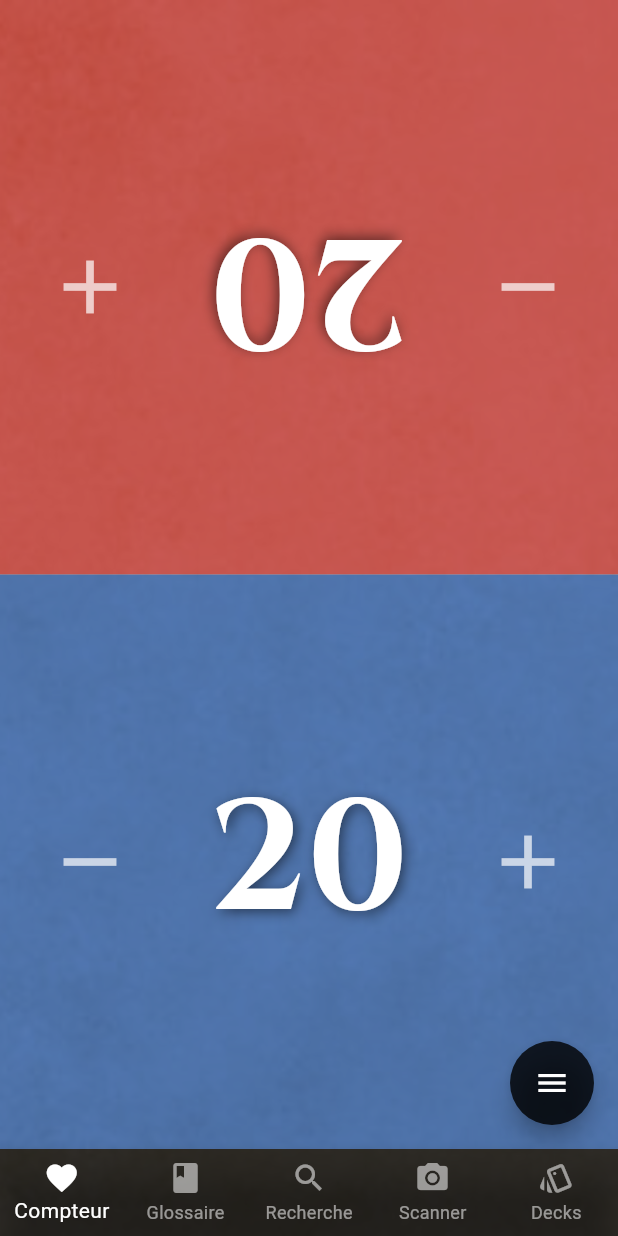
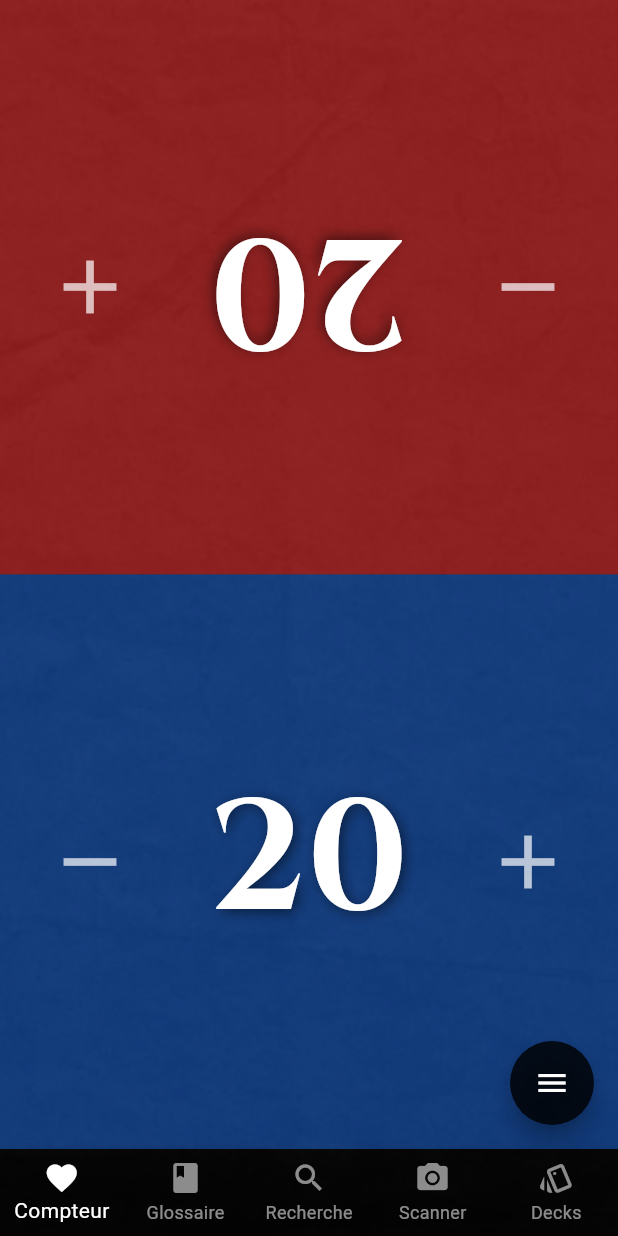
Before and after one commit to AlexisSisley/magic_compagnion, a Flutter app: the screen it shows after launch, on a phone screen of 412 x 824 dp. Run offline on Flutter 3.47's test engine with Material 3 defaults, Android fonts, the phone set to English and light mode, and no system bars; drawn by our look-alikes of flutter_speed_dial; our stand-ins replace camera, connectivity_plus, flutter_svg, google_fonts, permission_handler, share_plus and 1 more; missing offline and left inert: google_mlkit_text_recognition.

Commit message:
feat(life_page)
Improves deck import and UI of life counter

- Deck import now fetches card data in the user's selected language (defaults to French) using the `/search` endpoint for improved accuracy and avoids exceeding URL length limits by chunking requests into smaller sizes. Cleans card names during parsing to handle split cards correctly.
- Life counter UI adapts dynamically to the number of players, using a grid layout for 4-6 players and a column layout for 1-3 players. Commander damage tracking UI is refined with clearer labels. A new black background texture is added.

```diff
--- a/lib/main.dart
+++ b/lib/main.dart
@@ -69,7 +69,7 @@ class _AppShellState extends State<AppShell> {
         Container(
           decoration: const BoxDecoration(
             image: DecorationImage(
-              image: AssetImage('assets/images/background_texture.jpg'),
+              image: AssetImage('assets/images/background_texture_black.png'),
               fit: BoxFit.cover,
             ),
           ),
--- a/lib/pages/life_counter_page.dart
+++ b/lib/pages/life_counter_page.dart
@@ -126,7 +126,7 @@ class _LifeCounterPageState extends State<LifeCounterPage> {
     _saveGame();
   }
 
-  // NOUVEAU: Mettre à jour les dégâts de Commandant
+  // Mettre à jour les dégâts de Commandant
   void _updateCommanderDamage(int playerId, int opponentId, int change) {
     setState(() {
       final player = _players.firstWhere((p) => p.id == playerId);
@@ -138,7 +138,7 @@ class _LifeCounterPageState extends State<LifeCounterPage> {
   }
 
 
-  // --- MENUS (Mis à jour) ---
+  // --- MENUS ---
 
   void _showFormatSelector() {
     showModalBottomSheet(
@@ -262,8 +262,8 @@ _startingLife = 40;
     );
   }
 
-  // NOUVEAU: Menu pour choisir les dégâts de Cdt
-  void _showCommanderDamageSelector(Player player) {
+  // Menu pour choisir les dégâts de Cdt
+  void _showCommanderDamageSelector(Player attacker) {
     showModalBottomSheet(
       context: context,
       backgroundColor: Colors.transparent,
@@ -283,7 +283,7 @@ _startingLife = 40;
               children: <Widget>[
                 ListTile(
                   title: Text(
-                    'Dégâts de Commandant (Joueur ${player.id + 1})',
+                    'Infliger des dégâts (Cmdt ${attacker.id + 1})', // Nouveau titre
                     style: GoogleFonts.cinzel(
                       color: Colors.white,
                       fontWeight: FontWeight.bold,
@@ -291,20 +291,21 @@ _startingLife = 40;
                     ),
                   ),
                   subtitle: Text(
-                    'Total reçus : ${player.totalCommanderDamage}',
+                    'Sélectionnez une cible :', // Nouveau sous-titre
                     style: GoogleFonts.cinzel(color: Colors.white70),
                   ),
                 ),
-                // Lister tous les adversaires
+                // Lister tous les adversaires (en tant que CIBLES)
                 ..._players
-                  .where((opponent) => opponent.id != player.id)
+                  .where((opponent) => opponent.id != attacker.id) // 'opponent' est la CIBLE
                   .map((opponent) {
-                    final damage = player.commanderDamageReceived[opponent.id] ?? 0;
+                    // On cherche les dégâts que 'opponent' a REÇUS de 'attacker'
+                    final damage = opponent.commanderDamageReceived[attacker.id] ?? 0;
                     return ListTile(
                       leading: Icon(Icons.shield, color: _playerColors[opponent.id]),
-                      title: Text('Du Joueur ${opponent.id + 1}',
+                      title: Text('Au Joueur ${opponent.id + 1}', // Cible
                           style: const TextStyle(color: Colors.white)),
-                      // Affiche les dégâts actuels de cet adversaire
+
                       trailing: SizedBox(
                         width: 150, // Largeur fixe
                         child: Row(
@@ -313,10 +314,13 @@ _startingLife = 40;
                             IconButton(
                               icon: const Icon(Icons.remove, color: Colors.white70),
                               onPressed: () {
-                                _updateCommanderDamage(player.id, opponent.id, -1);
+                                // Met à jour la CIBLE ('opponent.id')
+                                // avec les dégâts de L'ATTAQUANT ('attacker.id')
+                                _updateCommanderDamage(opponent.id, attacker.id, -1);
+
                                 // On reconstruit le BottomSheet pour rafraîchir
                                 Navigator.pop(context);
-                                _showCommanderDamageSelector(player);
+                                _showCommanderDamageSelector(attacker);
                               },
                             ),
                             Text(
@@ -330,9 +334,9 @@ _startingLife = 40;
                             IconButton(
                               icon: const Icon(Icons.add, color: Colors.white70),
                               onPressed: () {
-                                _updateCommanderDamage(player.id, opponent.id, 1);
+                                _updateCommanderDamage(opponent.id, attacker.id, 1);
                                 Navigator.pop(context);
-                                _showCommanderDamageSelector(player);
+                                _showCommanderDamageSelector(attacker);
                               },
                             ),
                           ],
@@ -454,7 +458,13 @@ _startingLife = 40;
 
   // NOUVELLE Fonction pour construire le layout (MISE À JOUR)
   Widget _buildLayout() {
-    // 1-3 joueurs : Colonne (inchangée, sauf la callback)
+    return LayoutBuilder(
+      builder: (context, constraints) {
+
+        // constraints.maxHeight = Hauteur réelle disponible
+        // constraints.maxWidth = Largeur réelle disponible
+
+        // 1-3 joueurs : Colonne
         if (_playerCount <= 3) {
           return Column(
             children: _players.map((player) {
@@ -465,7 +475,8 @@ _startingLife = 40;
                   backgroundColor: _playerColors[player.id],
                   isRotated: isRotated,
                   isCommander: _startingLife == 40,
-              onLifeChanged: (change) => _updateLife(player.id, change), // <-- MODIFIÉ
+                  isVertical: false,
+                  onLifeChanged: (change) => _updateLife(player.id, change),
                   onShowCommanderDamage: () => _showCommanderDamageSelector(player),
                 ),
               );
@@ -473,47 +484,42 @@ _startingLife = 40;
           );
         }
 
-    // 4-6 joueurs : Grille (MODIFIÉE)
+        // 4-6 joueurs : Grille
         else {
-      // --- CORRECTION DU LAYOUT ---
-      final mediaQuery = MediaQuery.of(context);
-      // Hauteur réelle de l'écran (sans encoche/barre de statut)
-      final safeHeight = mediaQuery.size.height - mediaQuery.padding.top - mediaQuery.padding.bottom;
-      final screenWidth = mediaQuery.size.width;
 
-      // Calcule le nombre de rangées
-      final rowCount = (_playerCount / 2).ceil(); // 4->2, 5->3, 6->3
+          final rowCount = (_playerCount / 2).ceil(); // 5 joueurs -> 3 rangées
 
-      // Calcule la hauteur d'une cellule (en enlevant la barre de nav ~80px)
-      // (kBottomNavigationBarHeight est ~56, mais 80 donne de la marge)
-      final cellHeight = (safeHeight - 80) / rowCount;
-      final cellWidth = screenWidth / 2;
+          // On utilise les contraintes pour calculer la taille de la cellule
+          final cellHeight = constraints.maxHeight / rowCount;
+          final cellWidth = constraints.maxWidth / 2;
 
           // Calcule le ratio dynamique
           final aspectRatio = (cellHeight > 0) ? cellWidth / cellHeight : 1.0;
-      // ---
 
           return GridView.builder(
             physics: const NeverScrollableScrollPhysics(),
             itemCount: _playerCount,
             gridDelegate: SliverGridDelegateWithFixedCrossAxisCount(
               crossAxisCount: 2,
-          childAspectRatio: aspectRatio, // <-- MODIFIÉ
+              childAspectRatio: aspectRatio, // Utilise le ratio corrigé
             ),
             itemBuilder: (context, index) {
               final player = _players[index];
-          bool isRotated = index < 2; // Seuls les 2 joueurs du haut sont tournés
+              bool isRotated = index < 2;
 
               return PlayerZone(
                 player: player,
                 backgroundColor: _playerColors[player.id],
                 isRotated: isRotated,
                 isCommander: _startingLife == 40,
-            onLifeChanged: (change) => _updateLife(player.id, change), // <-- MODIFIÉ
+                isVertical: true,
+                onLifeChanged: (change) => _updateLife(player.id, change),
                 onShowCommanderDamage: () => _showCommanderDamageSelector(player),
               );
             },
           );
         }
+      },
+    );
   }
 }
--- a/lib/widgets/life_counter/player_zone.dart
+++ b/lib/widgets/life_counter/player_zone.dart
@@ -1,12 +1,12 @@
 // Fichier : lib/widgets/life_counter/player_zone.dart
-// VERSION MISE À JOUR (Stateful avec Animations)
+// VERSION MISE À JOUR (Layout vertical/horizontal)
 
 import 'dart:async';
 import 'package:flutter/material.dart';
 import 'package:google_fonts/google_fonts.dart';
 import '../../models/player_model.dart';
 
-// Petit modèle pour nos animations de chiffres
+// ... (La classe _FloatingNumber est inchangée) ...
 class _FloatingNumber {
   final int id;
   final String text;
@@ -17,22 +17,25 @@ class _FloatingNumber {
   _FloatingNumber({required this.id, required this.text, required this.color});
 }
 
+
 class PlayerZone extends StatefulWidget {
   const PlayerZone({
     super.key,
     required this.player,
     required this.backgroundColor,
-    required this.onLifeChanged, // <-- MODIFIÉ
+    required this.onLifeChanged,
     required this.onShowCommanderDamage,
     this.isRotated = false,
     this.isCommander = false,
+    this.isVertical = false, // <-- NOUVEAU PARAMÈTRE
   });
 
   final Player player;
   final Color backgroundColor;
   final bool isRotated;
   final bool isCommander;
-  final Function(int) onLifeChanged; // <-- MODIFIÉ
+  final bool isVertical; // <-- NOUVEAU PARAMÈTRE
+  final Function(int) onLifeChanged;
   final VoidCallback onShowCommanderDamage;
 
   @override
@@ -40,40 +43,33 @@ class PlayerZone extends StatefulWidget {
 }
 
 class _PlayerZoneState extends State<PlayerZone> {
-  // Liste pour stocker les animations de chiffres en cours
   final List<_FloatingNumber> _floatingNumbers = [];
   int _nextNumberId = 0;
 
   // Fonction pour déclencher le changement de vie ET l'animation
   void _triggerChange(int change) {
-    // 1. Appelle la logique de la page parente
     widget.onLifeChanged(change);
-
-    // 2. Déclenche l'animation
     _showFloatingNumber(change);
   }
 
-  // Gère l'animation
+  // Gère l'animation (inchangée)
   void _showFloatingNumber(int change) {
     final String text = (change > 0) ? '+$change' : '$change';
     final Color color = (change > 0) ? Colors.green.shade300 : Colors.red.shade300;
     final int id = _nextNumberId++;
 
-    // Crée le chiffre
     final number = _FloatingNumber(id: id, text: text, color: color);
     setState(() {
       _floatingNumbers.add(number);
     });
 
-    // Étape 1: Le chiffre "monte" et s'estompe
     Timer(const Duration(milliseconds: 100), () {
       setState(() {
-        number.top = 0.0; // Monte
-        number.opacity = 0.8; // S'estompe
+        number.top = 0.0;
+        number.opacity = 0.8;
       });
     });
 
-    // Étape 2: Supprime le chiffre de la liste après l'animation
     Timer(const Duration(milliseconds: 1200), () {
       setState(() {
         _floatingNumbers.removeWhere((n) => n.id == id);
@@ -83,89 +79,18 @@ class _PlayerZoneState extends State<PlayerZone> {
 
   @override
   Widget build(BuildContext context) {
-    Widget content = Stack(
-      clipBehavior: Clip.hardEdge, // Permet aux chiffres de déborder
+    // Le contenu principal est un Stack pour les animations et le fond
+    Widget mainContent = Stack(
+      clipBehavior: Clip.hardEdge,
       children: [
         Container(color: widget.backgroundColor),
 
-        // --- Bouton Moins ---
-        Align(
-          alignment: Alignment.centerLeft,
-          child: GestureDetector(
-            onTap: () => _triggerChange(-1), // <-- MODIFIÉ
-            onLongPress: () => _triggerChange(-5), // Bonus: appui long
-            child: Container(
-              width: 120,
-              height: double.infinity,
-              color: Colors.transparent,
-              child: const Icon(Icons.remove, size: 60, color: Colors.white70),
-            ),
-          ),
-        ),
+        // Choisir le layout
+        widget.isVertical
+            ? _buildVerticalLayout()
+            : _buildHorizontalLayout(),
 
-        // --- Bouton Plus ---
-        Align(
-          alignment: Alignment.centerRight,
-          child: GestureDetector(
-            onTap: () => _triggerChange(1), // <-- MODIFIÉ
-            onLongPress: () => _triggerChange(5), // Bonus: appui long
-            child: Container(
-              width: 120,
-              height: double.infinity,
-              color: Colors.transparent,
-              child: const Icon(Icons.add, size: 60, color: Colors.white70),
-            ),
-          ),
-        ),
-
-        // --- Affichage Principal (Vie) ---
-        Center(
-          child: Text(
-            '${widget.player.life}', // Utilise widget.player
-            style: GoogleFonts.cinzel(
-              fontSize: 104,
-              fontWeight: FontWeight.bold,
-              color: Colors.white,
-              shadows: [
-                Shadow(
-                  blurRadius: 10.0,
-                  color: Colors.black.withOpacity(0.5),
-                  offset: const Offset(2.0, 2.0),
-                ),
-              ],
-            ),
-          ),
-        ),
-
-        // --- Bouton Dégâts de Commandant ---
-        if (widget.isCommander)
-          Positioned(
-            top: 10,
-            left: 0,
-            right: 0,
-            child: Center(
-              child: GestureDetector(
-                onTap: widget.onShowCommanderDamage,
-                child: Container(
-                  padding: const EdgeInsets.symmetric(horizontal: 16, vertical: 8),
-                  decoration: BoxDecoration(
-                    color: Colors.black.withOpacity(0.5),
-                    borderRadius: BorderRadius.circular(20),
-                  ),
-                  child: Text(
-                    'CDT : ${widget.player.totalCommanderDamage}',
-                    style: GoogleFonts.cinzel(
-                      color: Colors.white,
-                      fontSize: 18,
-                      fontWeight: FontWeight.bold,
-                    ),
-                  ),
-                ),
-              ),
-            ),
-          ),
-
-        // --- NOUVEAU : Zone d'animation des chiffres ---
+        // Les animations restent au-dessus de tout, au centre
         Center(
           child: IgnorePointer( // Ignore les clics sur les chiffres
             child: Stack(
@@ -198,12 +123,178 @@ class _PlayerZoneState extends State<PlayerZone> {
       ],
     );
 
+    // La rotation s'applique à l'ensemble
     if (widget.isRotated) {
       return Transform.rotate(
         angle: 3.14159, // 180 degrés
-        child: content,
+        child: mainContent,
       );
     }
-    return content;
+    return mainContent;
+  }
+
+  // --- NOUVEAU WIDGET : Layout vertical (pour 4+ joueurs) ---
+  Widget _buildVerticalLayout() {
+    return Column(
+      mainAxisAlignment: MainAxisAlignment.spaceEvenly,
+      children: [
+        // --- Bouton Plus ---
+        Expanded(
+          flex: 2, // Donne plus d'espace au tap
+          child: GestureDetector(
+            onTap: () => _triggerChange(1),
+            onLongPress: () => _triggerChange(5),
+            child: Container(
+              width: double.infinity,
+              color: Colors.transparent, // Zone de tap
+              child: const Icon(Icons.add, size: 50, color: Colors.white70),
+            ),
+          ),
+        ),
+
+        // --- Zone Centrale ---
+        Column(
+          mainAxisSize: MainAxisSize.min,
+          children: [
+            // --- Vie ---
+            Text(
+              '${widget.player.life}',
+              style: GoogleFonts.cinzel(
+                fontSize: 80, // Police réduite pour le mode vertical
+                fontWeight: FontWeight.bold,
+                color: Colors.white,
+                shadows: [
+                  Shadow(
+                    blurRadius: 10.0,
+                    color: Colors.black.withOpacity(0.5),
+                    offset: const Offset(2.0, 2.0),
+                  ),
+                ],
+              ),
+            ),
+
+            // --- Bouton Dégâts de Commandant ---
+            if (widget.isCommander)
+              GestureDetector(
+                onTap: widget.onShowCommanderDamage,
+                child: Container(
+                  margin: const EdgeInsets.only(top: 8.0), // Espace
+                  padding: const EdgeInsets.symmetric(horizontal: 12, vertical: 6),
+                  decoration: BoxDecoration(
+                    color: Colors.black.withOpacity(0.5),
+                    borderRadius: BorderRadius.circular(20),
+                  ),
+                  child: Text(
+                    'CDT: ${widget.player.totalCommanderDamage}', // Texte plus court
+                    style: GoogleFonts.cinzel(
+                      color: Colors.white,
+                      fontSize: 16, // Police un peu plus petite
+                      fontWeight: FontWeight.bold,
+                    ),
+                  ),
+                ),
+              ),
+          ],
+        ),
+
+        // --- Bouton Moins ---
+        Expanded(
+          flex: 2, // Donne plus d'espace au tap
+          child: GestureDetector(
+            onTap: () => _triggerChange(-1),
+            onLongPress: () => _triggerChange(-5),
+            child: Container(
+              width: double.infinity,
+              color: Colors.transparent, // Zone de tap
+              child: const Icon(Icons.remove, size: 50, color: Colors.white70),
+            ),
+          ),
+        ),
+      ],
+    );
+  }
+
+  // --- ANCIEN WIDGET : Layout horizontal (pour 1-3 joueurs) ---
+  Widget _buildHorizontalLayout() {
+    return Stack(
+      children: [
+        // --- Bouton Moins ---
+        Align(
+          alignment: Alignment.centerLeft,
+          child: GestureDetector(
+            onTap: () => _triggerChange(-1),
+            onLongPress: () => _triggerChange(-5),
+            child: Container(
+              width: 120,
+              height: double.infinity,
+              color: Colors.transparent,
+              child: const Icon(Icons.remove, size: 60, color: Colors.white70),
+            ),
+          ),
+        ),
+
+        // --- Bouton Plus ---
+        Align(
+          alignment: Alignment.centerRight,
+          child: GestureDetector(
+            onTap: () => _triggerChange(1),
+            onLongPress: () => _triggerChange(5),
+            child: Container(
+              width: 120,
+              height: double.infinity,
+              color: Colors.transparent,
+              child: const Icon(Icons.add, size: 60, color: Colors.white70),
+            ),
+          ),
+        ),
+
+        // --- Affichage Principal (Vie) ---
+        Center(
+          child: Text(
+            '${widget.player.life}',
+            style: GoogleFonts.cinzel(
+              fontSize: 104, // Grosse police pour le mode horizontal
+              fontWeight: FontWeight.bold,
+              color: Colors.white,
+              shadows: [
+                Shadow(
+                  blurRadius: 10.0,
+                  color: Colors.black.withOpacity(0.5),
+                  offset: const Offset(2.0, 2.0),
+                ),
+              ],
+            ),
+          ),
+        ),
+
+        // --- Bouton Dégâts de Commandant ---
+        if (widget.isCommander)
+          Positioned(
+            top: 10,
+            left: 0,
+            right: 0,
+            child: Center(
+              child: GestureDetector(
+                onTap: widget.onShowCommanderDamage,
+                child: Container(
+                  padding: const EdgeInsets.symmetric(horizontal: 16, vertical: 8),
+                  decoration: BoxDecoration(
+                    color: Colors.black.withOpacity(0.5),
+                    borderRadius: BorderRadius.circular(20),
+                  ),
+                  child: Text(
+                    'CDT Reçus : ${widget.player.totalCommanderDamage}',
+                    style: GoogleFonts.cinzel(
+                      color: Colors.white,
+                      fontSize: 18,
+                      fontWeight: FontWeight.bold,
+                    ),
+                  ),
+                ),
+              ),
+            ),
+          ),
+      ],
+    );
   }
 }
--- a/pubspec.yaml
+++ b/pubspec.yaml
@@ -91,6 +91,7 @@ flutter:
   # To add assets to your application, add an assets section, like this:
   assets:
     - assets/images/background_texture.jpg
+    - assets/images/background_texture_black.png
     - assets/icone.png
     - assets/icone_rb.png
 
```
Also changed, not shown: lib/pages/deck_list_page.dart (+48 -17 lines), assets/images/background_texture_black.png (added). Lines whose indentation alone changed are shown as unchanged.
